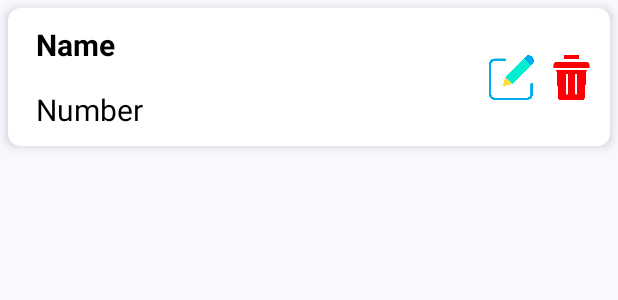
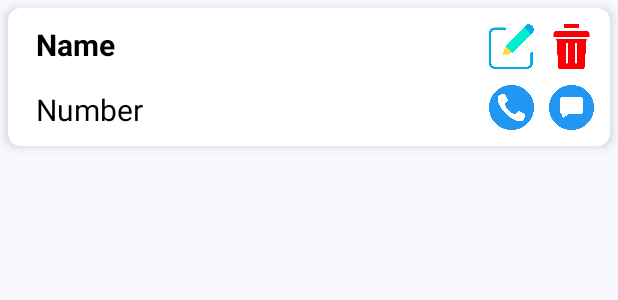
Before and after one commit to shahbaz-tariq/Contacts-Manager, an Android app: the layout each_rv.xml on its own in the app's theme, with its tools: preview values and no code run, on a phone screen of 412 x 824 dp. Shown: the top 300 px of the screen. Run offline under Robolectric (Android 15) with nearby library versions, the light colour scheme and no system bars.

Commit message:
Call & Message implemented

```diff
--- a/app/src/main/res/layout/each_rv.xml
+++ b/app/src/main/res/layout/each_rv.xml
@@ -1,6 +1,7 @@
 <?xml version="1.0" encoding="utf-8"?>
 <androidx.cardview.widget.CardView xmlns:android="http://schemas.android.com/apk/res/android"
     xmlns:app="http://schemas.android.com/apk/res-auto"
+    xmlns:tools="http://schemas.android.com/tools"
     android:layout_width="match_parent"
     android:layout_height="wrap_content"
     android:layout_margin="5dp"
@@ -37,13 +38,13 @@
             app:layout_constraintStart_toStartOf="@+id/tvName"
             app:layout_constraintTop_toBottomOf="@+id/tvName" />
 
+
         <ImageView
             android:id="@+id/ivEdit"
             android:layout_width="30dp"
             android:layout_height="30dp"
+            android:layout_marginEnd="10dp"
             android:src="@drawable/edit"
-            android:layout_marginEnd="10dp"
-            app:layout_constraintBottom_toBottomOf="parent"
             app:layout_constraintEnd_toStartOf="@+id/ivDelete"
             app:layout_constraintTop_toTopOf="parent" />
 
@@ -52,9 +53,26 @@
             android:layout_width="30dp"
             android:layout_height="30dp"
             android:src="@drawable/delete"
-            app:layout_constraintBottom_toBottomOf="parent"
             app:layout_constraintEnd_toEndOf="parent"
             app:layout_constraintTop_toTopOf="parent" />
+
+        <ImageView
+            android:id="@+id/ivCall"
+            android:layout_width="30dp"
+            android:layout_height="30dp"
+            android:layout_marginEnd="10dp"
+            android:src="@drawable/call"
+            app:layout_constraintBottom_toBottomOf="parent"
+            app:layout_constraintEnd_toStartOf="@id/ivMessage" />
+
+        <ImageView
+            android:id="@+id/ivMessage"
+            android:layout_width="30dp"
+            android:layout_height="30dp"
+            android:src="@drawable/chat"
+            app:layout_constraintBottom_toBottomOf="parent"
+            app:layout_constraintEnd_toEndOf="parent" />
+
 
     </androidx.constraintlayout.widget.ConstraintLayout>
 
```
Also changed, not shown: app/src/main/java/com/example/contacts/ContactAdapter.kt (+14 -0 lines), app/src/main/java/com/example/contacts/MainActivity.kt (+19 -0 lines), app/src/main/res/drawable/call.png (added), app/src/main/res/drawable/chat.png (added).
